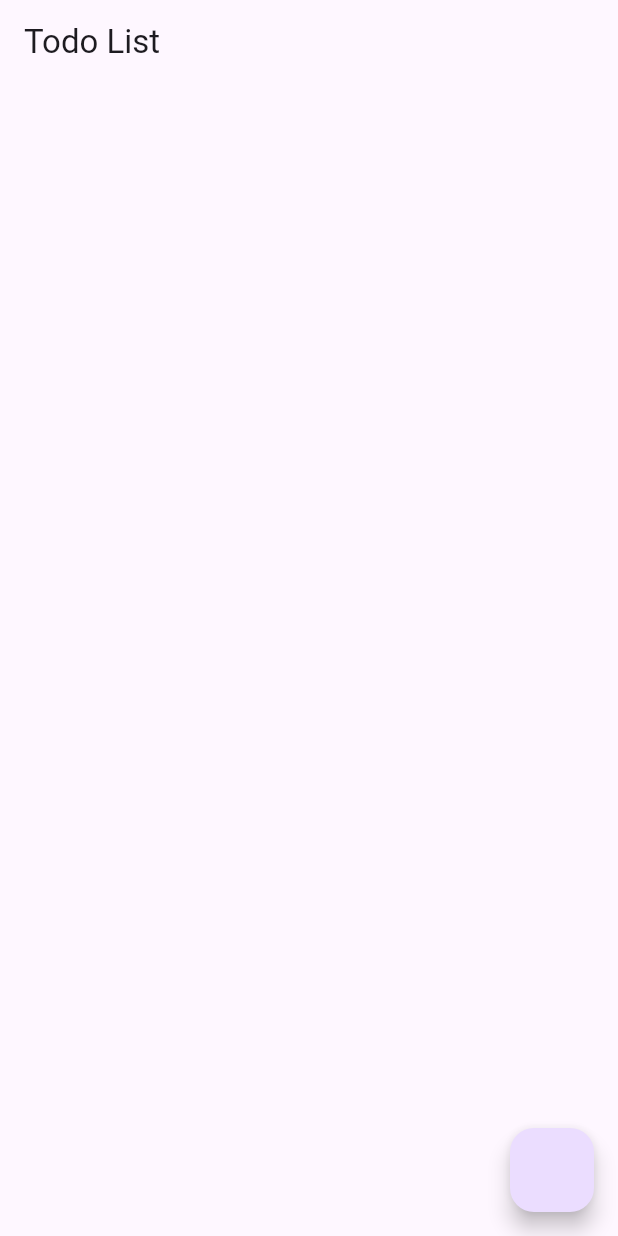
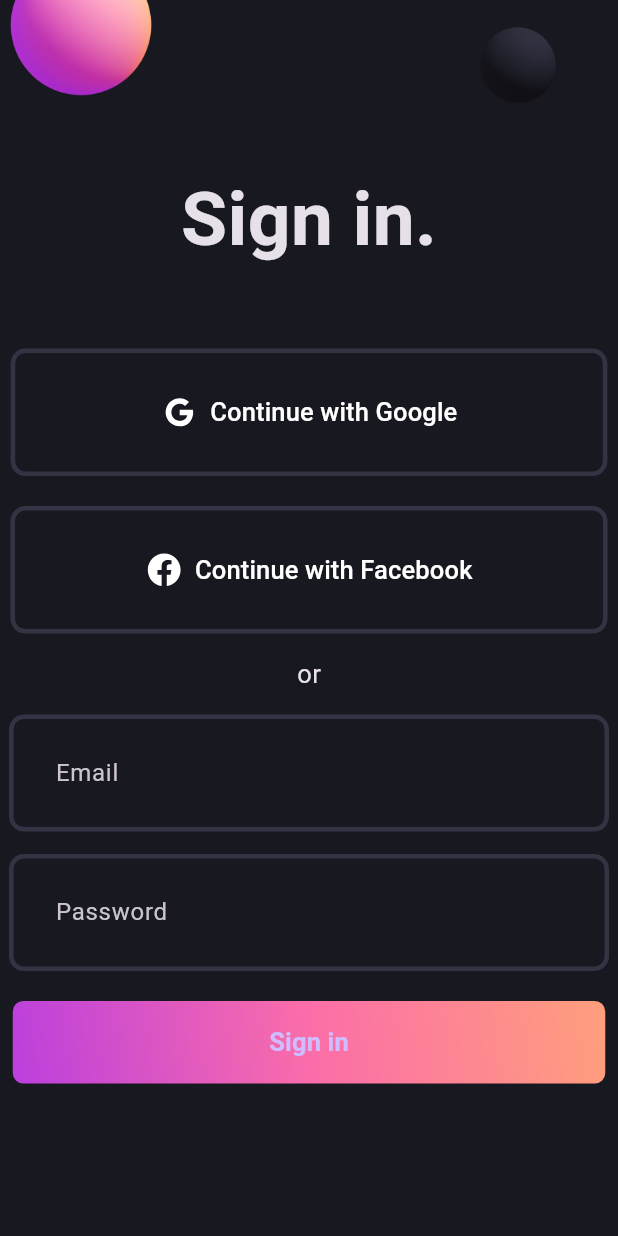
Before and after one commit to OnoPUNPUN/flutter-b-0, a Flutter app: the screen it shows after launch, on a phone screen of 412 x 824 dp. Run offline on Flutter 3.47's test engine with Material 3 defaults, Android fonts, the phone set to English and light mode, and no system bars; our stand-ins replace drift, drift_flutter, flutter_bloc, flutter_svg, material_ui, popover; accounts and stored records are empty; generated files the repository leaves out were written again.

Commit message:
Add Login form

```diff
--- /dev/null
+++ b/state_managent_class_1/flutter_bloc_class/class_1/lib/login_form/bloc/auth_bloc.dart
@@ -0,0 +1,38 @@
+import 'package:flutter_bloc/flutter_bloc.dart';
+
+part 'auth_event.dart';
+part 'auth_state.dart';
+
+class AuthBloc extends Bloc<AuthEvent, AuthState> {
+  AuthBloc() : super(AuthInitial()) {
+    on<AuthLoginRequestedEvent>((event, emit) async {
+      emit(AuthLoadingState());
+      try {
+        final email = event.email;
+        final password = event.password;
+
+        if (password.length < 6) {
+          emit(AuthFailureState('Password must be more then 6 char'));
+          return;
+        }
+
+        await Future.delayed(Duration(seconds: 1), () {
+          emit(AuthSuccessState(uid: '$email-$password'));
+        });
+      } catch (e) {
+        return emit(AuthFailureState(e.toString()));
+      }
+    });
+    on<AuthLogoutRquestedEvent>((event, emit) async {
+      emit(AuthLoadingState());
+      try {
+        await Future.delayed(const Duration(seconds: 1), () {
+          emit(AuthInitial());
+          return;
+        });
+      } catch (e) {
+        emit(AuthFailureState(e.toString()));
+      }
+    });
+  }
+}
--- /dev/null
+++ b/state_managent_class_1/flutter_bloc_class/class_1/lib/login_form/bloc/auth_event.dart
@@ -0,0 +1,12 @@
+part of 'auth_bloc.dart';
+
+sealed class AuthEvent {}
+
+final class AuthLoginRequestedEvent extends AuthEvent {
+  final String email;
+  final String password;
+
+  new({required this.email, required this.password});
+}
+
+final class AuthLogoutRquestedEvent extends AuthEvent {}
--- /dev/null
+++ b/state_managent_class_1/flutter_bloc_class/class_1/lib/login_form/bloc/auth_state.dart
@@ -0,0 +1,19 @@
+part of 'auth_bloc.dart';
+
+sealed class AuthState {}
+
+final class AuthInitial extends AuthState {}
+
+final class AuthSuccessState extends AuthState {
+  final String uid;
+
+  new({required this.uid});
+}
+
+final class AuthFailureState extends AuthState {
+  final String errorMessagea;
+
+  new(this.errorMessagea);
+}
+
+final class AuthLoadingState extends AuthState {}
--- /dev/null
+++ b/state_managent_class_1/flutter_bloc_class/class_1/lib/login_form/core/theme/app_colors.dart
@@ -0,0 +1,10 @@
+import 'package:material_ui/material_ui.dart';
+
+class AppColors {
+  static const Color backgroundColor = Color.fromRGBO(24, 24, 32, 1);
+  static const Color gradient1 = Color.fromRGBO(187, 63, 221, 1);
+  static const Color gradient2 = Color.fromRGBO(251, 109, 169, 1);
+  static const Color gradient3 = Color.fromRGBO(255, 159, 124, 1);
+  static const Color borderColor = Color.fromRGBO(52, 51, 67, 1);
+  static const Color whiteColor = Colors.white;
+}
--- /dev/null
+++ b/state_managent_class_1/flutter_bloc_class/class_1/lib/login_form/pages/home_screen.dart
@@ -0,0 +1,51 @@
+import 'package:class_1/login_form/bloc/auth_bloc.dart';
+import 'package:class_1/login_form/pages/login_screen.dart';
+import 'package:class_1/login_form/widgets/gradient_button.dart';
+import 'package:flutter_bloc/flutter_bloc.dart';
+import 'package:material_ui/material_ui.dart';
+
+class HomeScreen extends StatelessWidget {
+  const HomeScreen({super.key});
+
+  @override
+  Widget build(BuildContext context) {
+    final authState =
+        BlocProvider.of<AuthBloc>(context).state as AuthSuccessState;
+    //final authState = context.watch<AuthBloc>().state as AuthSuccessState;
+
+    return Scaffold(
+      appBar: AppBar(),
+      body: BlocConsumer<AuthBloc, AuthState>(
+        listener: (context, state) {
+          if (state is AuthInitial) {
+            Navigator.pushAndRemoveUntil(
+              context,
+              MaterialPageRoute(builder: (context) => LoginScreen()),
+              (routes) => false,
+            );
+          }
+        },
+        builder: (context, state) {
+          if (state is AuthLoadingState) {
+            return Center(child: CircularProgressIndicator());
+          }
+
+          return Center(
+            child: Column(
+              mainAxisAlignment: .center,
+              children: [
+                Text(authState.uid),
+                SizedBox(height: 10),
+                GradientButton(
+                  onPressed: () {
+                    context.read<AuthBloc>().add(AuthLogoutRquestedEvent());
+                  },
+                ),
+              ],
+            ),
+          );
+        },
+      ),
+    );
+  }
+}
--- /dev/null
+++ b/state_managent_class_1/flutter_bloc_class/class_1/lib/login_form/pages/login_screen.dart
@@ -0,0 +1,92 @@
+import 'package:class_1/login_form/bloc/auth_bloc.dart';
+import 'package:class_1/login_form/pages/home_screen.dart';
+import 'package:class_1/login_form/widgets/gradient_button.dart';
+import 'package:class_1/login_form/widgets/login_field.dart';
+import 'package:class_1/login_form/widgets/social_button.dart';
+import 'package:flutter_bloc/flutter_bloc.dart';
+import 'package:material_ui/material_ui.dart';
+
+class LoginScreen extends StatefulWidget {
+  const LoginScreen({super.key});
+
+  @override
+  State<LoginScreen> createState() => _LoginScreenState();
+}
+
+class _LoginScreenState extends State<LoginScreen> {
+  final emailController = TextEditingController();
+  final passwordController = TextEditingController();
+
+  @override
+  Widget build(BuildContext context) {
+    // final authBloc = BlocProvider.of<AuthBloc>(context);
+    return Scaffold(
+      body: BlocConsumer<AuthBloc, AuthState>(
+        listener: (context, state) {
+          if (state is AuthFailureState) {
+            ScaffoldMessenger.of(context)
+                .showSnackBar(SnackBar(content: Text(state.errorMessagea)));
+          }
+
+          if (state is AuthSuccessState) {
+            Navigator.pushAndRemoveUntil(
+              context,
+              MaterialPageRoute(builder: (context) => HomeScreen()),
+              (route) => false,
+            );
+          }
+        },
+        builder: (context, state) {
+          if (state is AuthLoadingState) {
+            return Center(child: CircularProgressIndicator());
+          }
+
+          return SingleChildScrollView(
+            child: Center(
+              child: Column(
+                children: [
+                  Image.asset('assets/signin_balls.png'),
+                  const Text(
+                    'Sign in.',
+                    style: TextStyle(fontWeight: FontWeight.bold, fontSize: 50),
+                  ),
+                  const SizedBox(height: 50),
+                  const SocialButton(
+                    iconPath: 'assets/g_logo.svg',
+                    label: 'Continue with Google',
+                  ),
+                  const SizedBox(height: 20),
+                  const SocialButton(
+                    iconPath: 'assets/f_logo.svg',
+                    label: 'Continue with Facebook',
+                    horizontalPadding: 90,
+                  ),
+                  const SizedBox(height: 15),
+                  const Text('or', style: TextStyle(fontSize: 17)),
+                  const SizedBox(height: 15),
+                  LoginField(hintText: 'Email', controller: emailController),
+                  const SizedBox(height: 15),
+                  LoginField(
+                    hintText: 'Password',
+                    controller: passwordController,
+                  ),
+                  const SizedBox(height: 20),
+                  GradientButton(
+                    onPressed: () {
+                      context.read<AuthBloc>().add(
+                        AuthLoginRequestedEvent(
+                          email: emailController.text.trim(),
+                          password: passwordController.text.trim(),
+                        ),
+                      );
+                    },
+                  ),
+                ],
+              ),
+            ),
+          );
+        },
+      ),
+    );
+  }
+}
--- /dev/null
+++ b/state_managent_class_1/flutter_bloc_class/class_1/lib/login_form/widgets/gradient_button.dart
@@ -0,0 +1,37 @@
+import 'package:class_1/login_form/core/theme/app_colors.dart';
+import 'package:material_ui/material_ui.dart';
+
+class GradientButton extends StatelessWidget {
+  final VoidCallback onPressed;
+  const GradientButton({super.key, required this.onPressed});
+
+  @override
+  Widget build(BuildContext context) {
+    return Container(
+      decoration: BoxDecoration(
+        gradient: const LinearGradient(
+          colors: [
+            AppColors.gradient1,
+            AppColors.gradient2,
+            AppColors.gradient3,
+          ],
+          begin: Alignment.bottomLeft,
+          end: Alignment.topRight,
+        ),
+        borderRadius: BorderRadius.circular(7),
+      ),
+      child: ElevatedButton(
+        onPressed: onPressed,
+        style: ElevatedButton.styleFrom(
+          fixedSize: const Size(395, 55),
+          backgroundColor: Colors.transparent,
+          shadowColor: Colors.transparent,
+        ),
+        child: const Text(
+          'Sign in',
+          style: TextStyle(fontWeight: FontWeight.w600, fontSize: 17),
+        ),
+      ),
+    );
+  }
+}
--- /dev/null
+++ b/state_managent_class_1/flutter_bloc_class/class_1/lib/login_form/widgets/login_field.dart
@@ -0,0 +1,37 @@
+import 'package:class_1/login_form/core/theme/app_colors.dart';
+import 'package:material_ui/material_ui.dart';
+
+class LoginField extends StatelessWidget {
+  final String hintText;
+  final TextEditingController controller;
+  const LoginField({
+    super.key,
+    required this.hintText,
+    required this.controller,
+  });
+
+  @override
+  Widget build(BuildContext context) {
+    return ConstrainedBox(
+      constraints: const BoxConstraints(maxWidth: 400),
+      child: TextFormField(
+        controller: controller,
+        decoration: InputDecoration(
+          contentPadding: const EdgeInsets.all(27),
+          enabledBorder: OutlineInputBorder(
+            borderSide: const BorderSide(
+              color: AppColors.borderColor,
+              width: 3,
+            ),
+            borderRadius: BorderRadius.circular(10),
+          ),
+          focusedBorder: OutlineInputBorder(
+            borderSide: const BorderSide(color: AppColors.gradient2, width: 3),
+            borderRadius: BorderRadius.circular(10),
+          ),
+          hintText: hintText,
+        ),
+      ),
+    );
+  }
+}
--- /dev/null
+++ b/state_managent_class_1/flutter_bloc_class/class_1/lib/login_form/widgets/social_button.dart
@@ -0,0 +1,37 @@
+import 'package:class_1/login_form/core/theme/app_colors.dart';
+import 'package:flutter_svg/svg.dart';
+import 'package:material_ui/material_ui.dart';
+
+class SocialButton extends StatelessWidget {
+  final String iconPath;
+  final String label;
+  final double horizontalPadding;
+  const SocialButton({
+    super.key,
+    required this.iconPath,
+    required this.label,
+    this.horizontalPadding = 100,
+  });
+
+  @override
+  Widget build(BuildContext context) {
+    return TextButton.icon(
+      onPressed: () {},
+      icon: SvgPicture.asset(iconPath, width: 25, color: AppColors.whiteColor),
+      label: Text(
+        label,
+        style: const TextStyle(color: AppColors.whiteColor, fontSize: 17),
+      ),
+      style: TextButton.styleFrom(
+        padding: EdgeInsets.symmetric(
+          vertical: 30,
+          horizontal: horizontalPadding,
+        ),
+        shape: RoundedRectangleBorder(
+          side: const BorderSide(color: AppColors.borderColor, width: 3),
+          borderRadius: BorderRadius.circular(10),
+        ),
+      ),
+    );
+  }
+}
--- a/state_managent_class_1/flutter_bloc_class/class_1/lib/main.dart
+++ b/state_managent_class_1/flutter_bloc_class/class_1/lib/main.dart
@@ -1,11 +1,11 @@
-import 'package:class_1/cubit_part_2/cubit/todo_cubit.dart';
-import 'package:class_1/cubit_part_2/pages/add_todo_page.dart';
-import 'package:class_1/cubit_part_2/pages/todo_list_page.dart';
+import 'package:class_1/login_form/bloc/auth_bloc.dart';
+import 'package:class_1/login_form/core/theme/app_colors.dart';
+import 'package:class_1/login_form/pages/login_screen.dart';
 import 'package:flutter_bloc/flutter_bloc.dart';
 import 'package:material_ui/material_ui.dart';
 
 void main() {
-  runApp(const MyApp());
+  runApp(MyApp());
 }
 
 class MyApp extends StatelessWidget {
@@ -14,15 +14,13 @@ class MyApp extends StatelessWidget {
   @override
   Widget build(BuildContext context) {
     return BlocProvider(
-      create: (context) => TodoCubit(),
+      create: (context) => AuthBloc(),
       child: MaterialApp(
         title: 'Flutter Demo',
-        theme: ThemeData(colorScheme: .fromSeed(seedColor: Colors.deepPurple)),
-        initialRoute: TodoListPage.name,
-        routes: {
-          TodoListPage.name: (_) => const TodoListPage(),
-          AddTodoPage.name: (_) => const AddTodoPage(),
-        },
+        theme: ThemeData.dark().copyWith(
+          scaffoldBackgroundColor: AppColors.backgroundColor,
+        ),
+        home: const LoginScreen(),
       ),
     );
   }
--- a/state_managent_class_1/flutter_bloc_class/class_1/pubspec.yaml
+++ b/state_managent_class_1/flutter_bloc_class/class_1/pubspec.yaml
@@ -15,6 +15,7 @@ dependencies:
 
   cupertino_icons: ^1.0.8
   flutter_bloc: ^9.1.1
+  flutter_svg:
 
 dev_dependencies:
   flutter_test:
@@ -24,3 +25,5 @@ dev_dependencies:
 
 flutter:
   uses-material-design: true
+  assets:
+    - assets/
```
Also changed, not shown: state_managent_class_1/flutter_bloc_class/class_1/lib/main12.dart (added, +29 -0 lines), state_managent_class_1/flutter_bloc_class/class_1/assets/f_logo.svg (added), state_managent_class_1/flutter_bloc_class/class_1/assets/g_logo.svg (added), state_managent_class_1/flutter_bloc_class/class_1/assets/signin_balls.png (added), state_managent_class_1/flutter_bloc_class/class_1/pubspec.lock.
